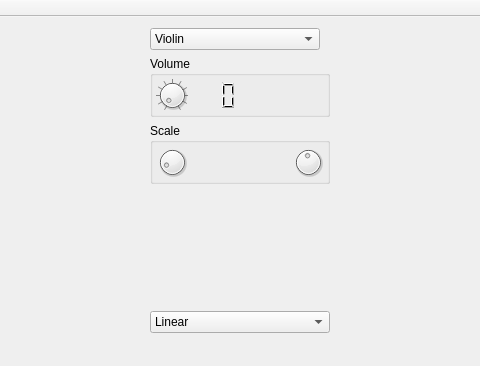
The window that mainwindow.ui (607011/termenvox) describes before a commit, drawn with Qt 5; both pictures show x 103 to 583 and y 0 to 366 of the 687 by 366 pixel window.
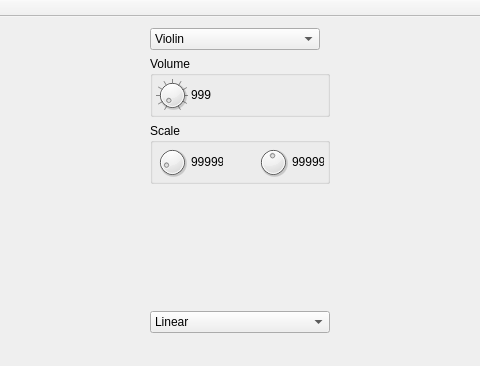
The same window after the commit.

Commit message: Toten Code entfernt. GUI minimal verbessert.

What changed in the file:
```diff
--- a/mainwindow.ui
+++ b/mainwindow.ui
@@ -58,7 +58,73 @@
            <property name="spacing">
             <number>3</number>
            </property>
+           <item row="0" column="1">
+            <widget class="QLabel" name="minFLabel">
+             <property name="sizePolicy">
+              <sizepolicy hsizetype="Fixed" vsizetype="Preferred">
+               <horstretch>0</horstretch>
+               <verstretch>0</verstretch>
+              </sizepolicy>
+             </property>
+             <property name="minimumSize">
+              <size>
+               <width>32</width>
+               <height>0</height>
+              </size>
+             </property>
+             <property name="maximumSize">
+              <size>
+               <width>32</width>
+               <height>16777215</height>
+              </size>
+             </property>
+             <property name="styleSheet">
+              <string notr="true">font-size: 200%</string>
+             </property>
+             <property name="text">
+              <string>99999</string>
+             </property>
+             <property name="alignment">
+              <set>Qt::AlignLeading|Qt::AlignLeft|Qt::AlignVCenter</set>
+             </property>
+            </widget>
+           </item>
            <item row="0" column="2">
+            <spacer name="horizontalSpacer_2">
+             <property name="orientation">
+              <enum>Qt::Horizontal</enum>
+             </property>
+             <property name="sizeHint" stdset="0">
+              <size>
+               <width>40</width>
+               <height>20</height>
+              </size>
+             </property>
+            </spacer>
+           </item>
+           <item row="0" column="0">
+            <widget class="QDial" name="minFDial">
+             <property name="minimumSize">
+              <size>
+               <width>32</width>
+               <height>32</height>
+              </size>
+             </property>
+             <property name="maximumSize">
+              <size>
+               <width>32</width>
+               <height>32</height>
+              </size>
+             </property>
+             <property name="maximum">
+              <number>200</number>
+             </property>
+             <property name="value">
+              <number>20</number>
+             </property>
+            </widget>
+           </item>
+           <item row="0" column="3">
             <widget class="QDial" name="maxFDial">
              <property name="minimumSize">
               <size>
@@ -86,41 +152,37 @@
              </property>
             </widget>
            </item>
-           <item row="0" column="0">
-            <widget class="QDial" name="minFDial">
+           <item row="0" column="4">
+            <widget class="QLabel" name="maxFLabel">
+             <property name="sizePolicy">
+              <sizepolicy hsizetype="Fixed" vsizetype="Preferred">
+               <horstretch>0</horstretch>
+               <verstretch>0</verstretch>
+              </sizepolicy>
+             </property>
              <property name="minimumSize">
               <size>
                <width>32</width>
-               <height>32</height>
+               <height>0</height>
               </size>
              </property>
              <property name="maximumSize">
               <size>
                <width>32</width>
-               <height>32</height>
+               <height>16777215</height>
               </size>
              </property>
-             <property name="maximum">
-              <number>200</number>
+             <property name="styleSheet">
+              <string notr="true">font-size: 200%</string>
              </property>
-             <property name="value">
-              <number>20</number>
+             <property name="text">
+              <string>99999</string>
+             </property>
+             <property name="alignment">
+              <set>Qt::AlignLeading|Qt::AlignLeft|Qt::AlignVCenter</set>
              </property>
             </widget>
            </item>
-           <item row="0" column="1">
-            <spacer name="horizontalSpacer_2">
-             <property name="orientation">
-              <enum>Qt::Horizontal</enum>
-             </property>
-             <property name="sizeHint" stdset="0">
-              <size>
-               <width>40</width>
-               <height>20</height>
-              </size>
-             </property>
-            </spacer>
-           </item>
           </layout>
          </widget>
         </item>
@@ -214,21 +276,12 @@
             </widget>
            </item>
            <item row="0" column="1">
-            <widget class="QLCDNumber" name="volumeLCDNumber">
-             <property name="frameShape">
-              <enum>QFrame::NoFrame</enum>
+            <widget class="QLabel" name="volumeLabel">
+             <property name="styleSheet">
+              <string notr="true">font-size: 200%</string>
              </property>
-             <property name="frameShadow">
-              <enum>QFrame::Plain</enum>
-             </property>
-             <property name="smallDecimalPoint">
-              <bool>false</bool>
-             </property>
-             <property name="digitCount">
-              <number>3</number>
-             </property>
-             <property name="value" stdset="0">
-              <double>0.000000000000000</double>
+             <property name="text">
+              <string>999</string>
              </property>
             </widget>
            </item>
```
Left out of the diff: 36 changed lines with no effect on the pictures. The commit also changes 5 other files.
